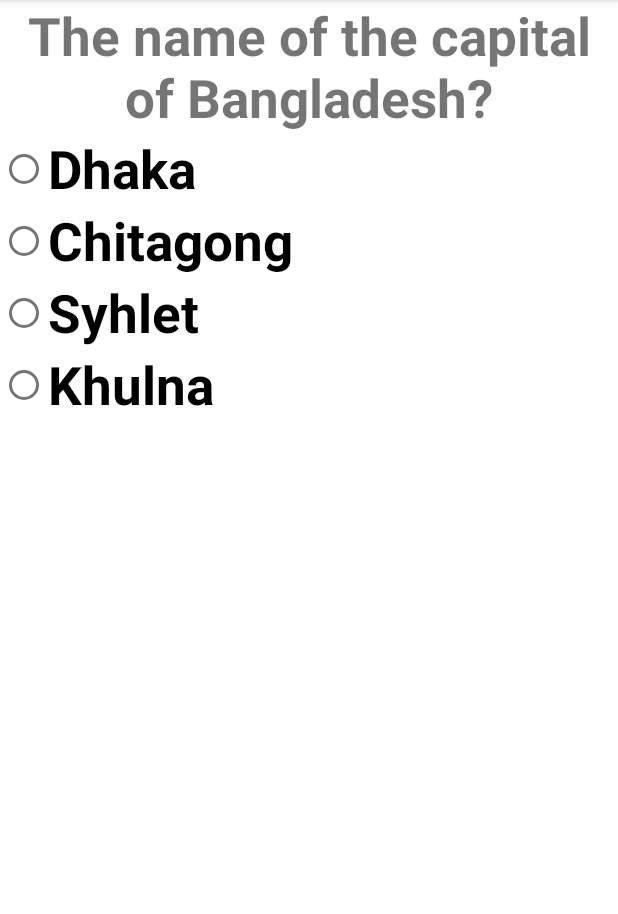
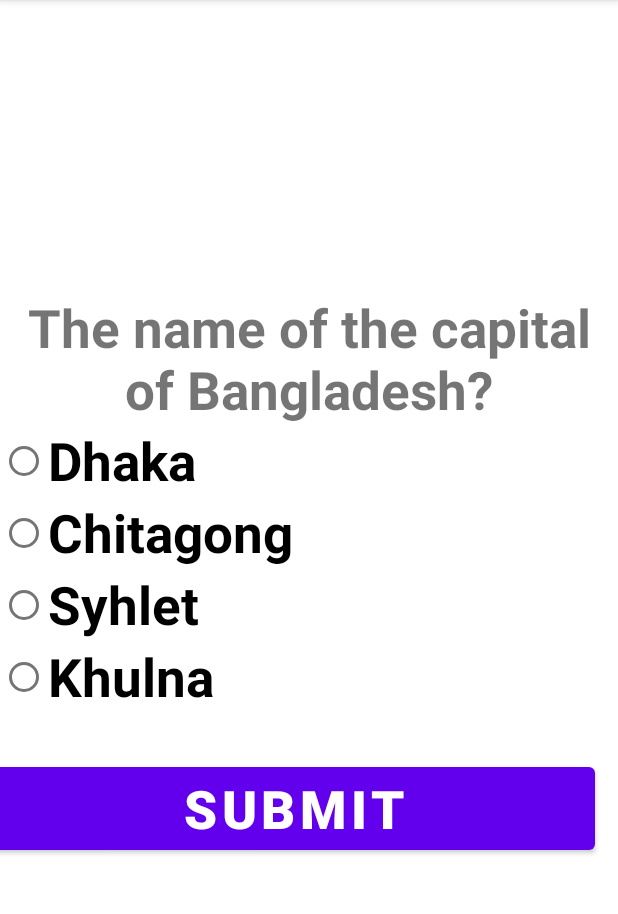
Before and after one commit to Nahid2194/Quiz_App_Android, an Android app: the screen it shows after launch (MainActivity), on a phone screen of 412 x 824 dp, the part 84-998 px from its top. Run offline under Robolectric (Android 15) with nearby library versions, the phone set to English and light mode, and no system bars.

Commit message:
first activity completed

```diff
--- a/app/src/main/java/com/example/quiz_app/MainActivity.java
+++ b/app/src/main/java/com/example/quiz_app/MainActivity.java
@@ -3,12 +3,26 @@ package com.example.quiz_app;
 import androidx.appcompat.app.AppCompatActivity;
 
 import android.os.Bundle;
+import android.view.View;
+import android.widget.RadioButton;
+import android.widget.RadioGroup;
 
 public class MainActivity extends AppCompatActivity {
-
+RadioGroup myRadioGroup;
+RadioButton myRadioButton;
+int mark;
     @Override
     protected void onCreate(Bundle savedInstanceState) {
         super.onCreate(savedInstanceState);
         setContentView(R.layout.activity_main);
+        myRadioGroup = findViewById(R.id.radioGroupId);
+    }
+
+    public void submitFunction(View view) {
+        int selectedRadioButtonId = myRadioGroup.getCheckedRadioButtonId();
+        myRadioButton = findViewById(selectedRadioButtonId);
+        if(myRadioButton.getText().toString().equals("Dhaka")){
+         mark=5;
+        }
     }
 }
--- a/app/src/main/res/layout/activity_main.xml
+++ b/app/src/main/res/layout/activity_main.xml
@@ -5,7 +5,9 @@
     android:layout_width="match_parent"
     android:layout_height="match_parent"
     android:orientation="vertical"
+    android:gravity="center"
     tools:context=".MainActivity">
+
 
     <TextView
         android:layout_width="match_parent"
@@ -16,9 +18,14 @@
         android:textStyle="bold"
       />
 
+    <RadioGroup
+        android:layout_width="match_parent"
+        android:layout_height="wrap_content"
+        android:id="@+id/radioGroupId">
         <RadioButton
             android:layout_width="match_parent"
             android:layout_height="wrap_content"
+            android:id="@+id/radioButton1Id"
             android:text="@string/option1"
             android:textSize="35sp"
             android:textStyle="bold"
@@ -27,6 +34,7 @@
             android:layout_width="match_parent"
             android:layout_height="wrap_content"
             android:text="@string/option2"
+            android:id="@+id/radioButton2Id"
             android:textSize="35sp"
             android:textStyle="bold"
             android:layout_marginRight="10dp"/>
@@ -34,6 +42,7 @@
             android:layout_width="match_parent"
             android:layout_height="wrap_content"
             android:text="@string/option3"
+            android:id="@+id/radioButton3Id"
             android:textSize="35sp"
             android:textStyle="bold"
             android:layout_marginRight="10dp"/>
@@ -41,8 +50,21 @@
             android:layout_width="match_parent"
             android:layout_height="wrap_content"
             android:text="@string/option4"
+            android:id="@+id/radioButton4Id"
             android:textSize="35sp"
             android:textStyle="bold"
             android:layout_marginRight="10dp"/>
 
+    </RadioGroup>
+
+    <Button
+        android:layout_marginTop="30dp"
+        android:id="@+id/submitButtonId"
+        android:onClick="submitFunction"
+        android:layout_width="match_parent"
+        android:layout_height="wrap_content"
+        android:text="submit"
+        android:textSize="35sp"
+        android:textStyle="bold"
+        android:layout_marginRight="10dp"/>
 </LinearLayout>
```
Lines whose indentation alone changed are shown as unchanged.
